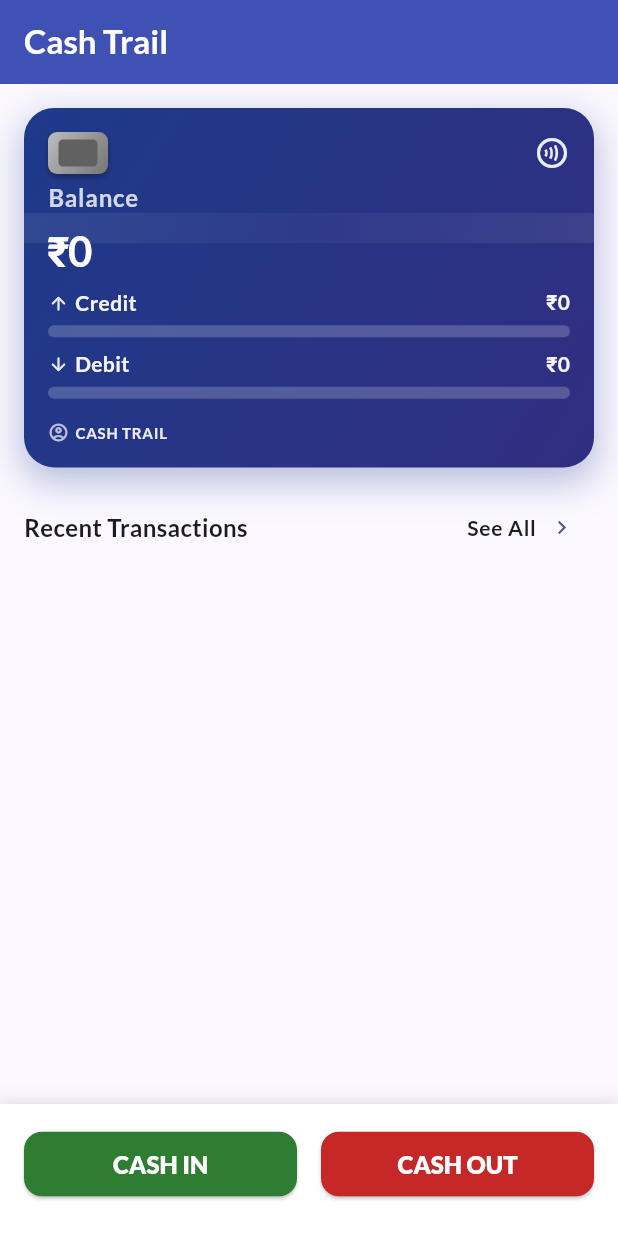
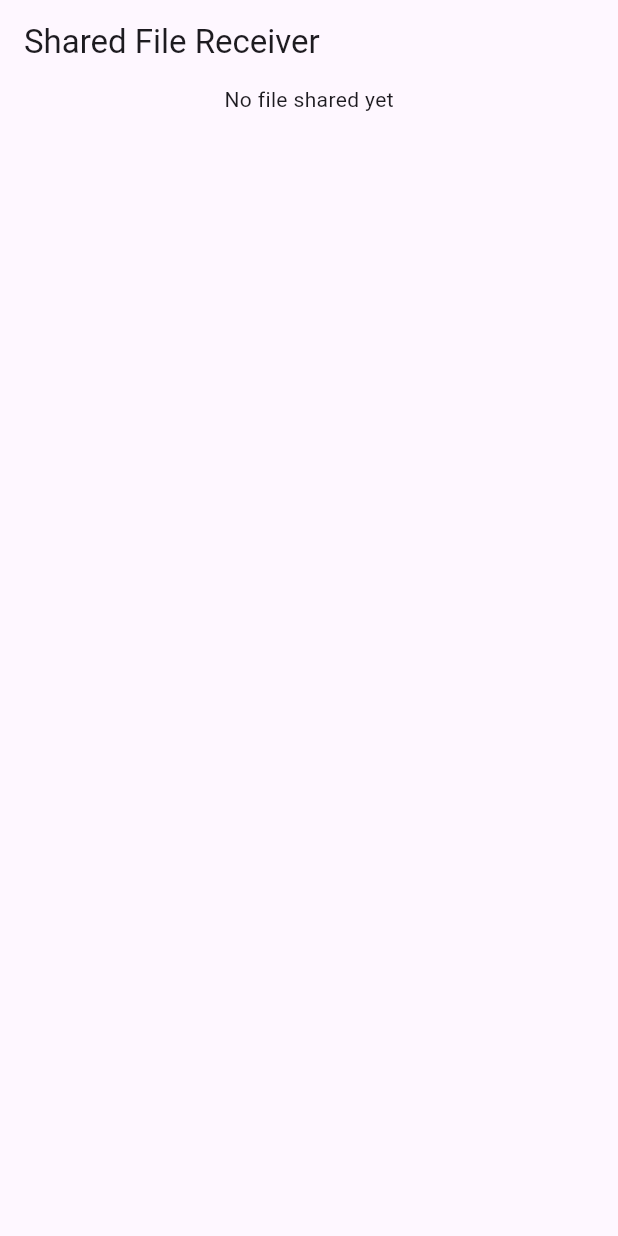
Before and after one commit to itsBhanuMantri/cashtrail, a Flutter app: the screen it shows after launch, on a phone screen of 412 x 824 dp. Run offline on Flutter 3.47's test engine with Material 3 defaults, Android fonts, the phone set to English and light mode, and no system bars; our stand-ins replace drift, drift_flutter, flutter_riverpod, go_router, rxdart, toastification; missing offline and left inert: content_resolver, flutter_inner_shadow, tailwind_palette; accounts and stored records are empty; generated files the repository leaves out were written again.

Commit message:
Receive receipts from other payment apps

```diff
--- /dev/null
+++ b/lib/features/shared_file/shared_file_screen.dart
@@ -0,0 +1,55 @@
+import 'package:flutter/material.dart';
+import 'package:flutter/services.dart';
+
+import 'image_from_content_uri.dart';
+
+class SharedFileScreen extends StatefulWidget {
+  const SharedFileScreen({super.key});
+
+  @override
+  State<SharedFileScreen> createState() => _SharedFileScreenState();
+}
+
+class _SharedFileScreenState extends State<SharedFileScreen> {
+  static const platform = MethodChannel('shared_file_channel');
+  String? sharedFilePath;
+
+  @override
+  void initState() {
+    super.initState();
+    _getSharedFile();
+  }
+
+  Future<void> _getSharedFile() async {
+    try {
+      final result = await platform.invokeMethod<String>('getSharedFile');
+      if (result != null) {
+        setState(() {
+          sharedFilePath = result;
+        });
+      }
+    } on PlatformException catch (e) {
+      debugPrint("Error getting shared file: $e");
+    }
+  }
+
+  @override
+  Widget build(BuildContext context) {
+    return MaterialApp(
+      home: Scaffold(
+        appBar: AppBar(title: const Text('Shared File Receiver')),
+        body: Column(
+          children: [
+            Center(
+              child:
+                  sharedFilePath == null
+                      ? const Text('No file shared yet')
+                      : Text('Received file URI:\n$sharedFilePath'),
+            ),
+            if (sharedFilePath != null) ImageFromContentUri(sharedFilePath!),
+          ],
+        ),
+      ),
+    );
+  }
+}
--- a/lib/router.dart
+++ b/lib/router.dart
@@ -4,6 +4,7 @@ import 'package:go_router/go_router.dart';
 import 'core/global_keys.dart';
 import 'features/kitchen_sink/kitchen_sink.dart';
 import 'features/dashboard/dashboard_screen.dart';
+import 'features/shared_file/shared_file_screen.dart';
 import 'features/upi_payment/upi_payment_screen.dart';
 
 final GoRouter router = GoRouter(
@@ -12,9 +13,10 @@ final GoRouter router = GoRouter(
     GoRoute(
       path: '/',
       builder: (BuildContext context, GoRouterState state) {
-        return const DashboardScreen();
+        // return const DashboardScreen();
         // return const PhonePePaymentApp();
         // return const KitchenSink();
+        return const SharedFileScreen();
       },
     ),
   ],
--- a/pubspec.yaml
+++ b/pubspec.yaml
@@ -46,6 +46,8 @@ dependencies:
   tailwind_palette: ^0.0.4
   url_launcher: ^6.3.2
   syncfusion_flutter_charts: ^31.1.19
+  content_resolver: ^0.3.4
+  rxdart: ^0.28.0
 
 dev_dependencies:
   flutter_test:
```
Also changed, not shown: lib/features/shared_file/image_from_content_uri.dart (added, +83 -0 lines), pubspec.lock, 2 other files.
